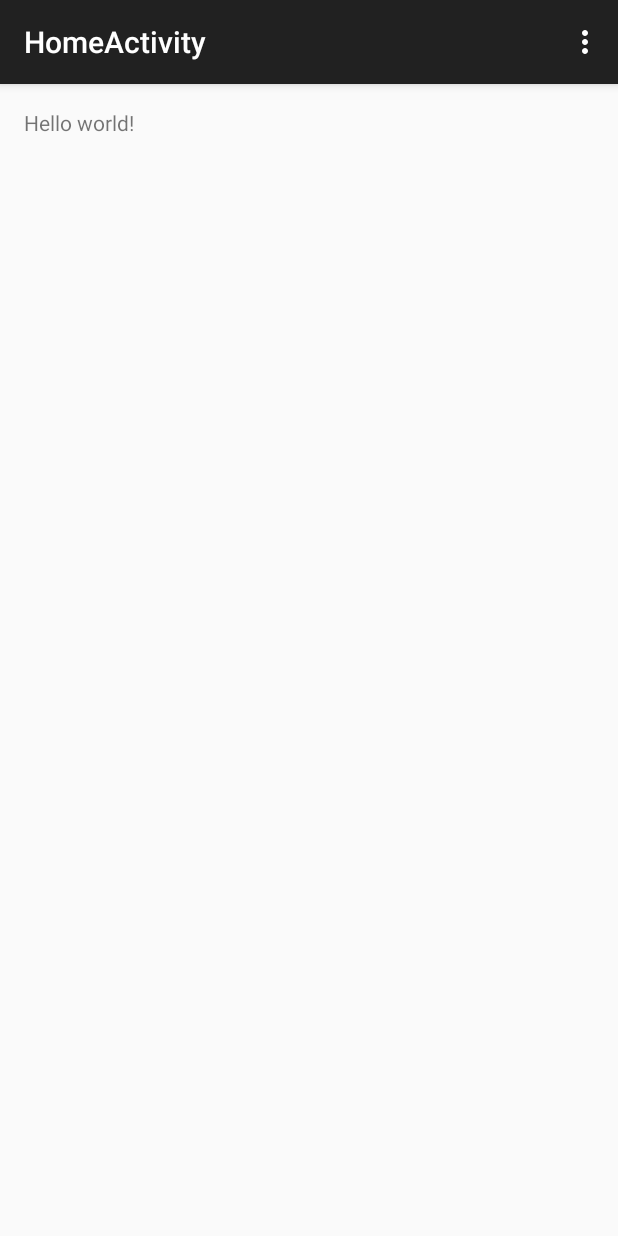
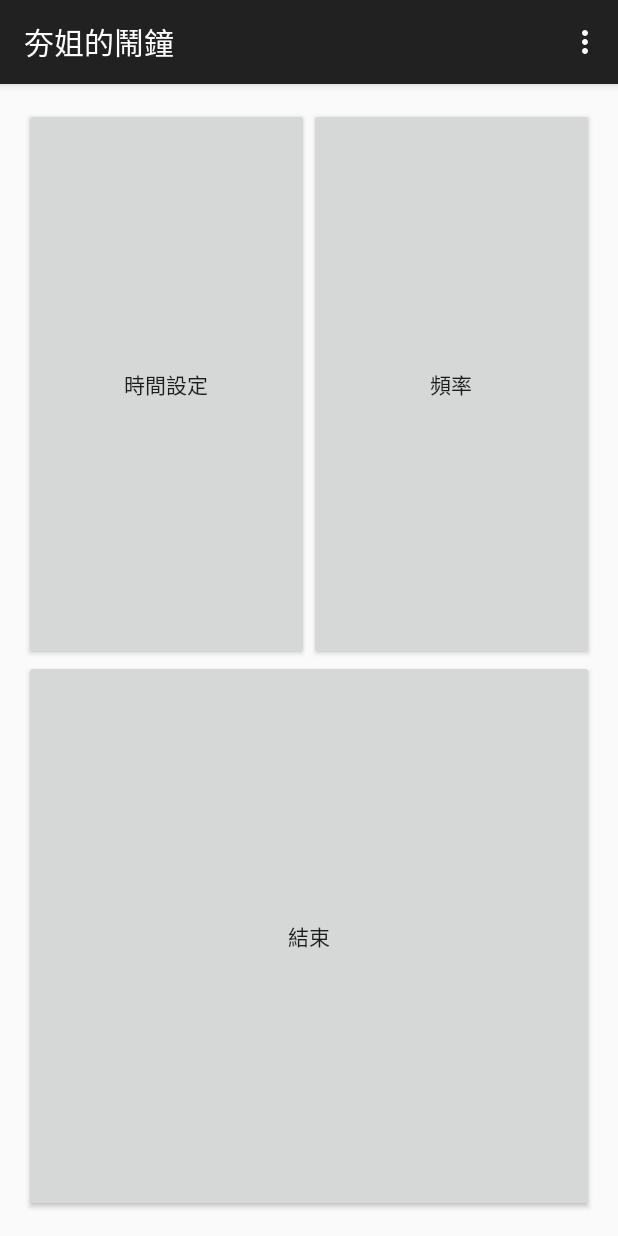
Before and after one commit to jordanSu/HonJeiAlarm, an Android app: the HomeActivity screen opened directly, with no data from a screen before it, on a phone screen of 412 x 824 dp. Run offline under Robolectric (Android 15) with nearby library versions, the phone set to English and light mode, and no system bars.

Commit message:
HomeActivity layout set

```diff
--- a/app/src/main/AndroidManifest.xml
+++ b/app/src/main/AndroidManifest.xml
@@ -18,7 +18,7 @@
         </activity>
         <activity
             android:name=".HomeActivity"
-            android:label="@string/title_activity_home" >
+            android:label="@string/app_name" >
         </activity>
     </application>
 
--- a/app/src/main/java/com/example/user/recall/MainActivity.java
+++ b/app/src/main/java/com/example/user/recall/MainActivity.java
@@ -2,6 +2,7 @@ package com.example.user.recall;
 
 import android.app.AlertDialog;
 import android.content.DialogInterface;
+import android.content.Intent;
 import android.support.v7.app.AppCompatActivity;
 import android.os.Bundle;
 import android.view.Menu;
@@ -113,6 +114,8 @@ public class MainActivity extends AppCompatActivity implements Animation.Animati
                     })
                     .show();
             //TODO: intent to HomeActivity
+            Intent intent = new Intent();
+            intent.setClass(MainActivity.this, HomeActivity.class);
         }
     }
 }
--- a/app/src/main/res/layout/activity_home.xml
+++ b/app/src/main/res/layout/activity_home.xml
@@ -1,12 +1,50 @@
-<RelativeLayout xmlns:android="http://schemas.android.com/apk/res/android"
-    xmlns:tools="http://schemas.android.com/tools" android:layout_width="match_parent"
-    android:layout_height="match_parent" android:paddingLeft="@dimen/activity_horizontal_margin"
+<LinearLayout xmlns:android="http://schemas.android.com/apk/res/android"
+    xmlns:tools="http://schemas.android.com/tools"
+    android:layout_width="match_parent"
+    android:layout_height="match_parent"
+    android:paddingLeft="@dimen/activity_horizontal_margin"
     android:paddingRight="@dimen/activity_horizontal_margin"
     android:paddingTop="@dimen/activity_vertical_margin"
     android:paddingBottom="@dimen/activity_vertical_margin"
+    android:orientation="vertical"
     tools:context="com.example.user.recall.HomeActivity">
 
-    <TextView android:text="@string/hello_world" android:layout_width="wrap_content"
-        android:layout_height="wrap_content" />
 
-</RelativeLayout>
+    <LinearLayout
+        android:orientation="horizontal"
+        android:layout_width="match_parent"
+        android:layout_height="0dp"
+        android:layout_weight="1"
+        android:gravity="center_horizontal">
+
+        <Button
+            android:layout_width="0dp"
+            android:layout_height="fill_parent"
+            android:text="時間設定"
+            android:id="@+id/timesetButton"
+            android:layout_weight="1" />
+
+        <Button
+            android:layout_width="0dp"
+            android:layout_height="fill_parent"
+            android:text="頻率"
+            android:id="@+id/frequencyButton"
+            android:layout_weight="1" />
+    </LinearLayout>
+
+    <LinearLayout
+        android:orientation="horizontal"
+        android:layout_width="match_parent"
+        android:layout_height="0dp"
+        android:layout_weight="1"
+        android:gravity="center_horizontal">
+
+        <Button
+            android:layout_width="0dp"
+            android:layout_height="fill_parent"
+            android:text="結束"
+            android:id="@+id/exitButton"
+            android:layout_weight="1" />
+    </LinearLayout>
+
+</LinearLayout>
```
